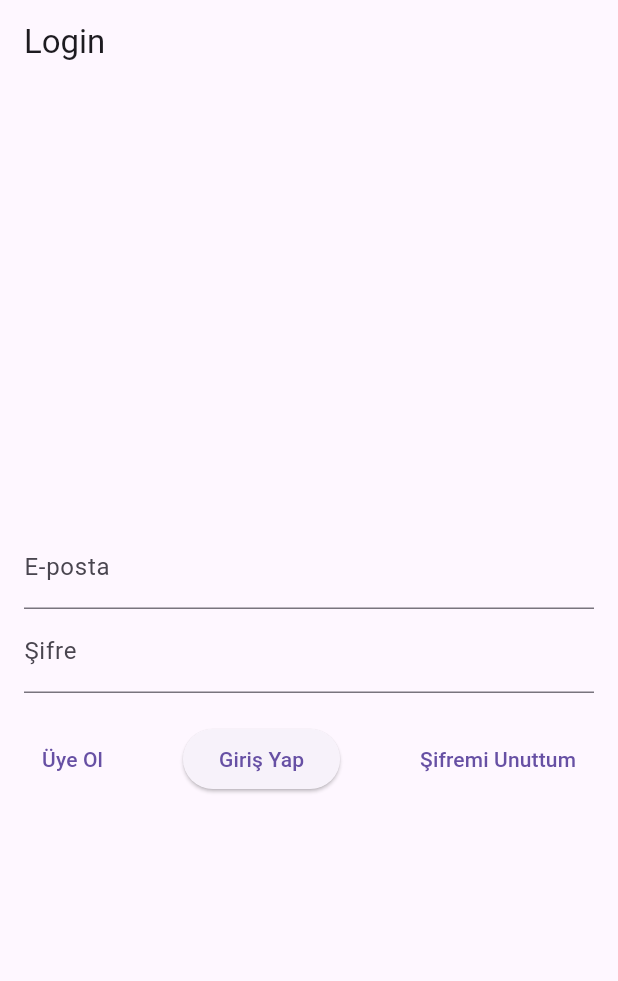
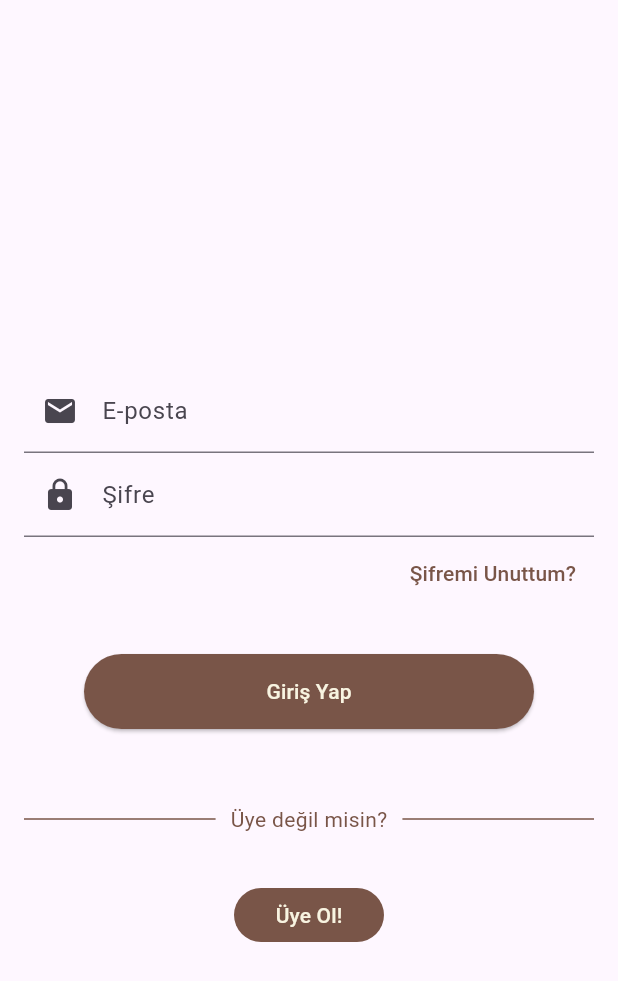
Before and after one commit to SemaElikkaya/coffeeapp, a Flutter app: the screen it shows after launch, on a phone screen of 412 x 824 dp. Shown: the top 981 px of the screen. Run offline on Flutter 3.47's test engine with Material 3 defaults, Android fonts, the phone set to English and light mode, and no system bars; our stand-ins replace pretty_qr_code; missing offline and left inert: mobile_scanner.

```diff
--- a/lib/login_page.dart
+++ b/lib/login_page.dart
@@ -40,7 +40,7 @@ class _LoginPageState extends State<LoginPage> {
 
     try {
       final response = await http.post(
-        Uri.parse('http://localhost:3000/login'), // Emülatör için localhost
+        Uri.parse('http://10.0.2.2:3000/login'), // Emülatör için localhost
         headers: {'Content-Type': 'application/json'},
         body: jsonEncode({
           'email': _emailController.text,
@@ -103,7 +103,7 @@ class _LoginPageState extends State<LoginPage> {
   @override
   Widget build(BuildContext context) {
     return Scaffold(
-      appBar: AppBar(title: Text('Login')),
+      appBar: AppBar(),
       body: Padding(
         padding: EdgeInsets.all(16.0),
         child: Form(
@@ -113,31 +113,83 @@ class _LoginPageState extends State<LoginPage> {
             children: <Widget>[
               TextFormField(
                 controller: _emailController,
-                decoration: InputDecoration(labelText: 'E-posta'),
+                decoration: InputDecoration(
+                  labelText: 'E-posta',
+                  prefixIcon: Icon(Icons.email),
+                ),
                 validator: (value) {
                   if (value == null || value.isEmpty) {
-                    return 'Please enter your email';
+                    return 'Lütfen e-posta adresinizi giriniz';
                   }
                   return null;
                 },
               ),
               TextFormField(
                 controller: _passwordController,
-                decoration: InputDecoration(labelText: 'Şifre'),
+                decoration: InputDecoration(
+                  labelText: 'Şifre',
+                  prefixIcon: Icon(Icons.lock),
+                ),
                 obscureText: true,
                 validator: (value) {
                   if (value == null || value.isEmpty) {
-                    return 'Please enter your password';
+                    return 'Lütfen şifrenizi giriniz';
                   }
                   return null;
                 },
               ),
-              SizedBox(height: 20),
+              Align(
+                alignment: Alignment.centerRight,
+                child: TextButton(
+                  onPressed: () {
+                    Navigator.of(context).push(
+                      MaterialPageRoute(
+                        builder: (context) => ForgotPasswordPage(),
+                      ),
+                    );
+                  },
+                  child: Text('Şifremi Unuttum?'),
+                  style: TextButton.styleFrom(
+                    foregroundColor: Colors.brown, // Metin rengi
+                  ),
+                ),
+              ),
+              SizedBox(height: 30), // Araya biraz boşluk ekleyin
               _isLoading
                   ? CircularProgressIndicator()
-                  : Row(
-                      mainAxisAlignment: MainAxisAlignment.center,
-                      children: <Widget>[
+                  : ElevatedButton(
+                      onPressed: _login,
+                      child: Text('Giriş Yap'),
+                      style: ElevatedButton.styleFrom(
+                          backgroundColor: Colors.brown,
+                          foregroundColor: Color(0xFFF8F4E1),
+                          minimumSize: Size(300, 50)),
+                    ),
+              SizedBox(height: 50),
+              Row(
+                children: [
+                  Expanded(
+                    child: Divider(
+                      thickness: 1,
+                      color: Colors.brown,
+                    ),
+                  ),
+                  Padding(
+                    padding: const EdgeInsets.symmetric(horizontal: 10.0),
+                    child: Text(
+                      'Üye değil misin?',
+                      style: TextStyle(color: Colors.brown),
+                    ),
+                  ),
+                  Expanded(
+                    child: Divider(
+                      thickness: 1,
+                      color: Colors.brown,
+                    ),
+                  ),
+                ],
+              ),
+              SizedBox(height: 30),
               TextButton(
                 onPressed: () {
                   Navigator.of(context).push(
@@ -146,25 +198,11 @@ class _LoginPageState extends State<LoginPage> {
                     ),
                   );
                 },
-                          child: Text('Üye Ol'),
-                        ),
-                        Spacer(),
-                        ElevatedButton(
-                          onPressed: _login,
-                          child: Text('Giriş Yap'),
-                        ),
-                        Spacer(),
-                        TextButton(
-                          onPressed: () {
-                            Navigator.of(context).push(
-                              MaterialPageRoute(
-                                builder: (context) => ForgotPasswordPage(),
-                              ),
-                            );
-                          },
-                          child: Text('Şifremi Unuttum'),
-                        ),
-                      ],
+                child: Text('Üye Ol!'),
+                style: ElevatedButton.styleFrom(
+                    backgroundColor: Colors.brown,
+                    foregroundColor: Color(0xFFF8F4E1),
+                    minimumSize: Size(100, 35)),
               ),
             ],
           ),
--- a/lib/payment_page.dart
+++ b/lib/payment_page.dart
@@ -23,6 +23,7 @@ class PaymentPage extends StatelessWidget {
               ),
               SizedBox(height: 20),
               ElevatedButton(
+                style: ElevatedButton.styleFrom(backgroundColor: Colors.brown),
                 onPressed: () {
                   // Ödeme işlemleri burada gerçekleştirilebilir
                   // Örneğin: Ödeme API'si çağrılır, ödeme onaylanır vs.
@@ -32,7 +33,10 @@ class PaymentPage extends StatelessWidget {
                       true); // Ödeme başarılı olduğunda true değerini döndür
                   // Navigator.popUntil(context, ModalRoute.withName('/home'));
                 },
-                child: Text('Ödemeyi Tamamla'),
+                child: Text(
+                  'Ödemeyi Tamamla',
+                  style: TextStyle(color: Color(0xFFF8F4E1)),
+                ),
               ),
             ],
           ),
--- a/pubspec.yaml
+++ b/pubspec.yaml
@@ -39,6 +39,7 @@ dependencies:
   pretty_qr_code: ^3.0.0
   provider: ^6.0.0
   http: ^0.13.3
+
 
 dev_dependencies:
   flutter_test:
```
Also changed, not shown: lib/cart_page.dart (+14 -4 lines), lib/components/tab_controller.dart (+6 -4 lines), lib/home_page.dart (+36 -17 lines), lib/login_stuff/auth.dart (+18 -7 lines), lib/login_stuff/forgot_password.dart (+19 -12 lines), lib/login_stuff/reset_password.dart (+15 -5 lines), lib/login_stuff/sign_up.dart (+10 -5 lines), lib/profile_page.dart (added, +147 -0 lines), assets/images/profile.jpg (added), pubspec.lock, 4 other files. Lines whose indentation alone changed are shown as unchanged.
